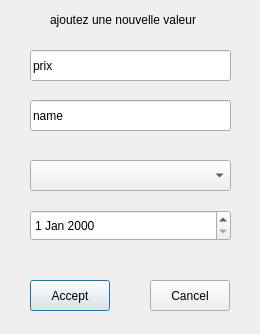
The window that logiComptaProject/addvaluedialog.ui (ffillouxdev/LogiCompta) describes before a commit, drawn with Qt 5.
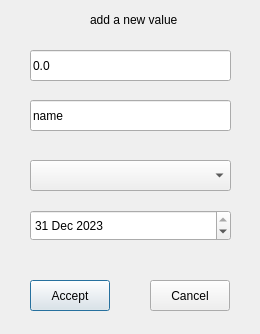
The same window after the commit.

Patch:
```diff
--- a/logiComptaProject/addvaluedialog.ui
+++ b/logiComptaProject/addvaluedialog.ui
@@ -42,14 +42,14 @@
   <widget class="QLabel" name="addValueLabel">
    <property name="geometry">
     <rect>
-     <x>50</x>
+     <x>90</x>
      <y>10</y>
-     <width>161</width>
+     <width>121</width>
      <height>20</height>
     </rect>
    </property>
    <property name="text">
-    <string>ajoutez une nouvelle valeur</string>
+    <string>add a new value</string>
    </property>
   </widget>
   <widget class="QLineEdit" name="amountLineEdit">
@@ -62,7 +62,7 @@
     </rect>
    </property>
    <property name="text">
-    <string>prix</string>
+    <string>0.0</string>
    </property>
   </widget>
   <widget class="QComboBox" name="sectionComboBox">
@@ -84,6 +84,16 @@
      <height>31</height>
     </rect>
    </property>
+   <property name="dateTime">
+    <datetime>
+     <hour>23</hour>
+     <minute>0</minute>
+     <second>0</second>
+     <year>2023</year>
+     <month>12</month>
+     <day>31</day>
+    </datetime>
+   </property>
   </widget>
   <widget class="QLineEdit" name="nameLineEdit">
    <property name="geometry">
```
